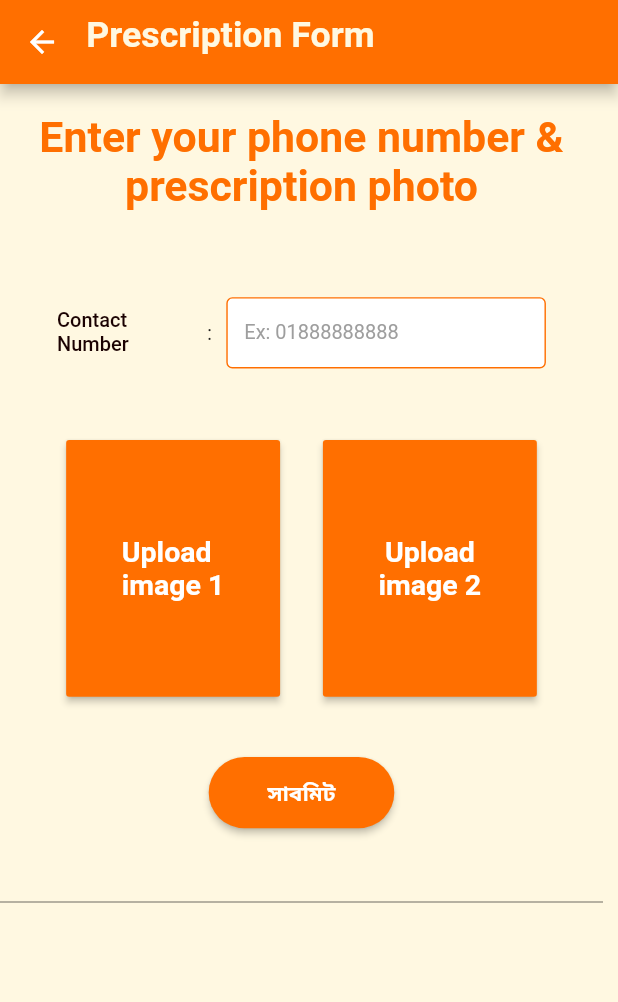
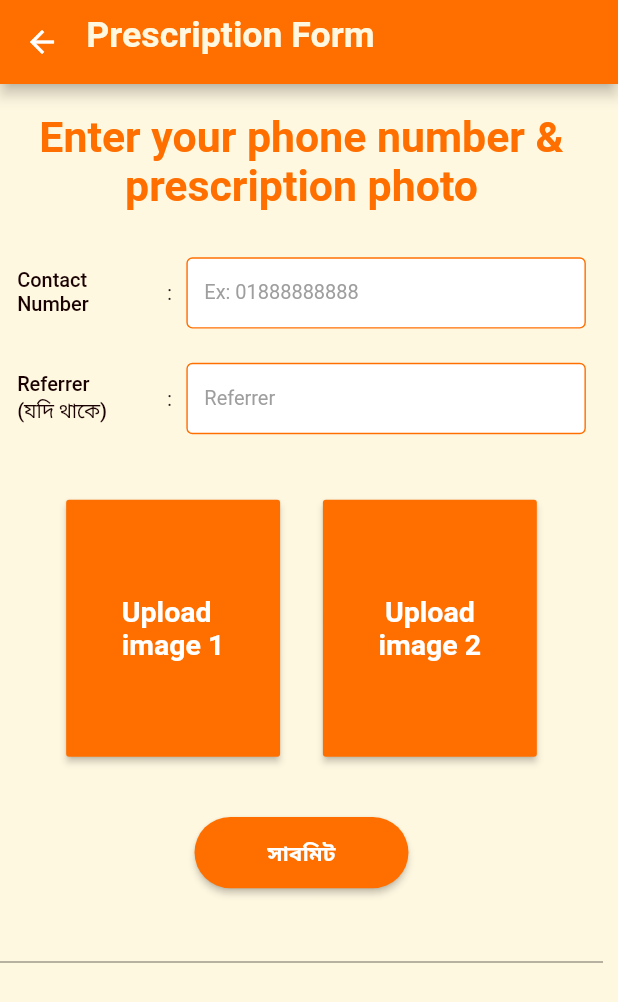
Before and after one commit to adnan-ullah/encoderit-meditest, a Flutter app: the Prescription screen opened directly, on a phone screen of 412 x 824 dp. Shown: the top 1002 px of the screen. Run offline on Flutter 3.47's test engine with Material 2 defaults, Android fonts, the light colour scheme and no system bars; our stand-ins replace animated_splash_screen, device_preview, easy_splash_screen, firebase_core, firebase_database, firebase_messaging and 12 more; missing offline and left inert: dart:ffi, flutter_phone_direct_caller, map_launcher; accounts and stored records are empty.

Commit message:
user_version_6  done

```diff
--- a/lib/presentation/pages/Create_Prescription.dart
+++ b/lib/presentation/pages/Create_Prescription.dart
@@ -38,6 +38,7 @@ class _PrescriptionState extends State<Prescription> {
   final GlobalKey<FormState> _formKey = GlobalKey<FormState>();
 
   var phone = TextEditingController();
+  var referrer = TextEditingController();
   File? imageFile1, imageFile2;
 
   var status;
@@ -64,7 +65,7 @@ class _PrescriptionState extends State<Prescription> {
         totalprice: "",
         servicecharge: "",
         address: "",
-        referrer: "",
+        referrer: referrer.text,
         lastupdate: currentTime,
         dateofcreated: currentTime,
         softdelete: 0,
@@ -226,7 +227,10 @@ class _PrescriptionState extends State<Prescription> {
           child: Text(
             "Prescription Form",
             textAlign: TextAlign.left,
-            style: TextStyle(color: creamColor,fontWeight: FontWeight.bold, fontSize: DM.p25),
+            style: TextStyle(
+                color: creamColor,
+                fontWeight: FontWeight.bold,
+                fontSize: DM.p25),
           ),
         ),
       ]),
@@ -262,8 +266,11 @@ class _PrescriptionState extends State<Prescription> {
                           ),
                         ),
 
+                        Column(
+                          mainAxisAlignment: MainAxisAlignment.start,
+                          children: [
                             Padding(
-                          padding: EdgeInsets.all(DM.p40),
+                              padding: EdgeInsets.all(DM.p12),
                               child: Row(
                                 mainAxisAlignment: MainAxisAlignment.start,
                                 crossAxisAlignment: CrossAxisAlignment.center,
@@ -296,7 +303,8 @@ class _PrescriptionState extends State<Prescription> {
                                           _formKey.currentState?.validate();
                                         }),
                                         decoration: InputDecoration(
-                                        errorStyle: TextStyle(fontSize: DM.p9),
+                                            errorStyle:
+                                                TextStyle(fontSize: DM.p9),
 
                                             // focusedErrorBorder:
                                             //     OutlineInputBorder(
@@ -329,6 +337,74 @@ class _PrescriptionState extends State<Prescription> {
                               ),
                             ),
                             Padding(
+                              padding: EdgeInsets.all(DM.p12),
+                              child: Row(
+                                mainAxisAlignment: MainAxisAlignment.start,
+                                crossAxisAlignment: CrossAxisAlignment.center,
+                                children: [
+                                  SizedBox(
+                                    width: DM.p100,
+                                    child: Text(
+                                      "Referrer\n(যদি থাকে)",
+                                      style: TextStyle(
+                                          fontWeight: FontWeight.w500,
+                                          fontSize: DM.p14,
+                                          color: blackFontColor),
+                                    ),
+                                  ),
+                                  SizedBox(
+                                    width: DM.p5,
+                                  ),
+                                  Text(":"),
+                                  SizedBox(
+                                    width: DM.p10,
+                                  ),
+                                  Flexible(
+                                    child: Container(
+                                      height: DM.p50,
+                                      child: TextFormField(
+                                        keyboardType: TextInputType.phone,
+                                        controller: referrer,
+
+                                        decoration: InputDecoration(
+                                            errorStyle:
+                                                TextStyle(fontSize: DM.p9),
+
+                                            // focusedErrorBorder:
+                                            //     OutlineInputBorder(
+                                            //         borderSide: BorderSide(
+                                            //             width: DM.p1,
+                                            //             color:
+                                            //                 orangeColor)),
+                                            focusedBorder: OutlineInputBorder(
+                                                borderSide: BorderSide(
+                                                    width: DM.p1,
+                                                    color: orangeColor)),
+                                            enabledBorder: OutlineInputBorder(
+                                              borderSide: BorderSide(
+                                                  width: DM.p1,
+                                                  color:
+                                                      orangeColor), //<-- SEE HERE
+                                            ),
+                                            filled: true,
+                                            fillColor: Colors.white,
+                                            border: InputBorder.none,
+                                            hintText: "Referrer",
+                                            hintStyle: TextStyle(
+                                              color: Colors.grey,
+                                              fontSize: DM.p14,
+                                            )),
+                                      ),
+                                    ),
+                                  ),
+                                ],
+                              ),
+                            ),
+                          ],
+                        ),
+                        Container(
+                          margin: EdgeInsets.only(top: DM.p24),
+                          child: Padding(
                             padding: EdgeInsets.all(DM.p10),
                             child: Row(
                               mainAxisAlignment: MainAxisAlignment.center,
@@ -358,9 +434,9 @@ class _PrescriptionState extends State<Prescription> {
                                                                     DM.p16),
                                                             height: DM.p130,
                                                             width: DM.p120,
-                                                          child: ElevatedButton(
-                                                              style: ElevatedButton
-                                                                  .styleFrom(
+                                                            child:
+                                                                ElevatedButton(
+                                                                    style: ElevatedButton.styleFrom(
                                                                         backgroundColor:
                                                                             orangeColor,
                                                                         elevation:
@@ -372,18 +448,18 @@ class _PrescriptionState extends State<Prescription> {
                                                                           await ImagePicker()
                                                                               .getImage(
                                                                         source:
-                                                                      ImageSource
-                                                                          .gallery,
-                                                                  maxWidth: 800,
+                                                                            ImageSource.gallery,
+                                                                        maxWidth:
+                                                                            800,
                                                                         maxHeight:
                                                                             1200,
                                                                       );
-                                                                setState(() {
+                                                                      setState(
+                                                                          () {
                                                                         if (pickedFile !=
                                                                             null)
                                                                           imageFile1 =
-                                                                        File(pickedFile!
-                                                                            .path);
+                                                                              File(pickedFile!.path);
                                                                       });
 
                                                                       Navigator.pop(
@@ -407,9 +483,9 @@ class _PrescriptionState extends State<Prescription> {
                                                                             25)),
                                                             height: DM.p130,
                                                             width: DM.p120,
-                                                          child: ElevatedButton(
-                                                              style: ElevatedButton
-                                                                  .styleFrom(
+                                                            child:
+                                                                ElevatedButton(
+                                                                    style: ElevatedButton.styleFrom(
                                                                         backgroundColor:
                                                                             orangeColor,
                                                                         elevation:
@@ -421,18 +497,18 @@ class _PrescriptionState extends State<Prescription> {
                                                                           await ImagePicker()
                                                                               .getImage(
                                                                         source:
-                                                                      ImageSource
-                                                                          .camera,
-                                                                  maxWidth: 800,
+                                                                            ImageSource.camera,
+                                                                        maxWidth:
+                                                                            800,
                                                                         maxHeight:
                                                                             1200,
                                                                       );
-                                                                setState(() {
+                                                                      setState(
+                                                                          () {
                                                                         if (pickedFile !=
                                                                             null)
                                                                           imageFile1 =
-                                                                        File(pickedFile!
-                                                                            .path);
+                                                                              File(pickedFile!.path);
                                                                       });
                                                                       Navigator.pop(
                                                                           context);
@@ -513,9 +589,9 @@ class _PrescriptionState extends State<Prescription> {
                                                                     DM.p16),
                                                             height: DM.p130,
                                                             width: DM.p120,
-                                                          child: ElevatedButton(
-                                                              style: ElevatedButton
-                                                                  .styleFrom(
+                                                            child:
+                                                                ElevatedButton(
+                                                                    style: ElevatedButton.styleFrom(
                                                                         backgroundColor:
                                                                             orangeColor,
                                                                         elevation:
@@ -527,18 +603,18 @@ class _PrescriptionState extends State<Prescription> {
                                                                           await ImagePicker()
                                                                               .getImage(
                                                                         source:
-                                                                      ImageSource
-                                                                          .gallery,
-                                                                  maxWidth: 800,
+                                                                            ImageSource.gallery,
+                                                                        maxWidth:
+                                                                            800,
                                                                         maxHeight:
                                                                             1200,
                                                                       );
-                                                                setState(() {
+                                                                      setState(
+                                                                          () {
                                                                         if (pickedFile !=
                                                                             null)
                                                                           imageFile2 =
-                                                                        File(pickedFile!
-                                                                            .path);
+                                                                              File(pickedFile!.path);
                                                                       });
                                                                       Navigator.pop(
                                                                           context);
@@ -556,9 +632,9 @@ class _PrescriptionState extends State<Prescription> {
                                                                     DM.p16),
                                                             height: DM.p130,
                                                             width: DM.p120,
-                                                          child: ElevatedButton(
-                                                              style: ElevatedButton
-                                                                  .styleFrom(
+                                                            child:
+                                                                ElevatedButton(
+                                                                    style: ElevatedButton.styleFrom(
                                                                         backgroundColor:
                                                                             orangeColor,
                                                                         elevation:
@@ -570,18 +646,18 @@ class _PrescriptionState extends State<Prescription> {
                                                                           await ImagePicker()
                                                                               .getImage(
                                                                         source:
-                                                                      ImageSource
-                                                                          .camera,
-                                                                  maxWidth: 800,
+                                                                            ImageSource.camera,
+                                                                        maxWidth:
+                                                                            800,
                                                                         maxHeight:
                                                                             1200,
                                                                       );
-                                                                setState(() {
+                                                                      setState(
+                                                                          () {
                                                                         if (pickedFile !=
                                                                             null)
                                                                           imageFile2 =
-                                                                        File(pickedFile!
-                                                                            .path);
+                                                                              File(pickedFile!.path);
                                                                       });
                                                                       Navigator.pop(
                                                                           context);
@@ -637,12 +713,13 @@ class _PrescriptionState extends State<Prescription> {
                               ],
                             ),
                           ),
+                        ),
                         Container(
                           margin: EdgeInsets.symmetric(
                               horizontal: DM.p20, vertical: DM.p32),
                           child: Center(
                             child: SizedBox(
-                              width: DM.p130,
+                              width: DM.p150,
                               child: MaterialButton(
                                 onPressed: () async {
                                   if (await chechkingInternet()) {
--- a/lib/presentation/pages/Login_info.dart
+++ b/lib/presentation/pages/Login_info.dart
@@ -55,8 +55,8 @@ class _LoginScreenState extends State<LoginScreen> {
   bool checkUser(phone) {
     bool returnType = false;
     adminUserList.map((e) {
-      if (e.phone.toString()==(phone.toString()) &&
-          e.active.toString()=="1") {
+      if (e.phone.toString() == (phone.toString()) &&
+          e.active.toString() == "1") {
         type = e.type;
         returnType = true;
       }
@@ -270,7 +270,7 @@ class _LoginScreenState extends State<LoginScreen> {
                                     FilteringTextInputFormatter.digitsOnly
                                   ],
                                   validator: validateMobile,
-                                  onChanged: ((value) {
+                                  onFieldSubmitted: ((value) {
                                     _formKey.currentState?.validate();
                                   }),
                                   decoration: InputDecoration(
@@ -291,6 +291,7 @@ class _LoginScreenState extends State<LoginScreen> {
                                             width: DM.p1,
                                             color: orangeColor), //<-- SEE HERE
                                       ),
+
                                       filled: true,
                                       fillColor: Colors.white,
                                       border: InputBorder.none,
@@ -331,7 +332,6 @@ class _LoginScreenState extends State<LoginScreen> {
                                     // } else {
                                     //   Get.to(HomeScreen());
                                     // }
-
 
                                   }
                                 },
```
Also changed, not shown: 1 other file. Lines whose indentation alone changed are shown as unchanged.
